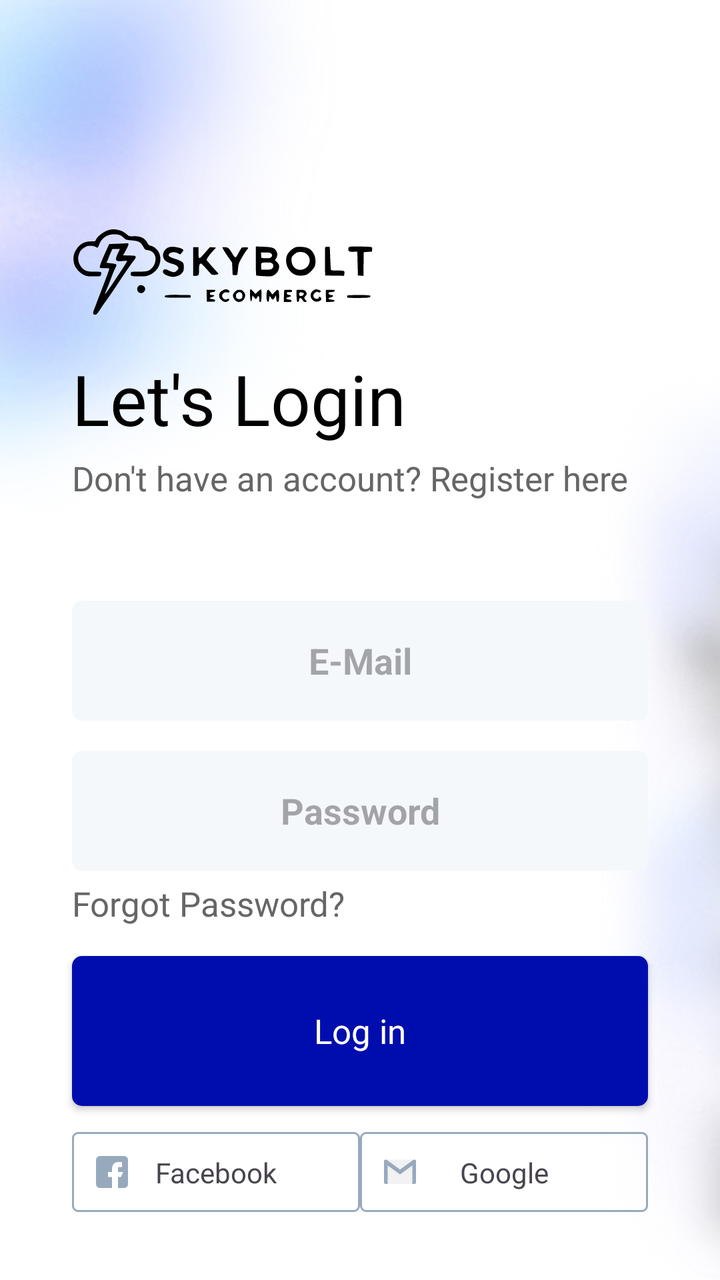
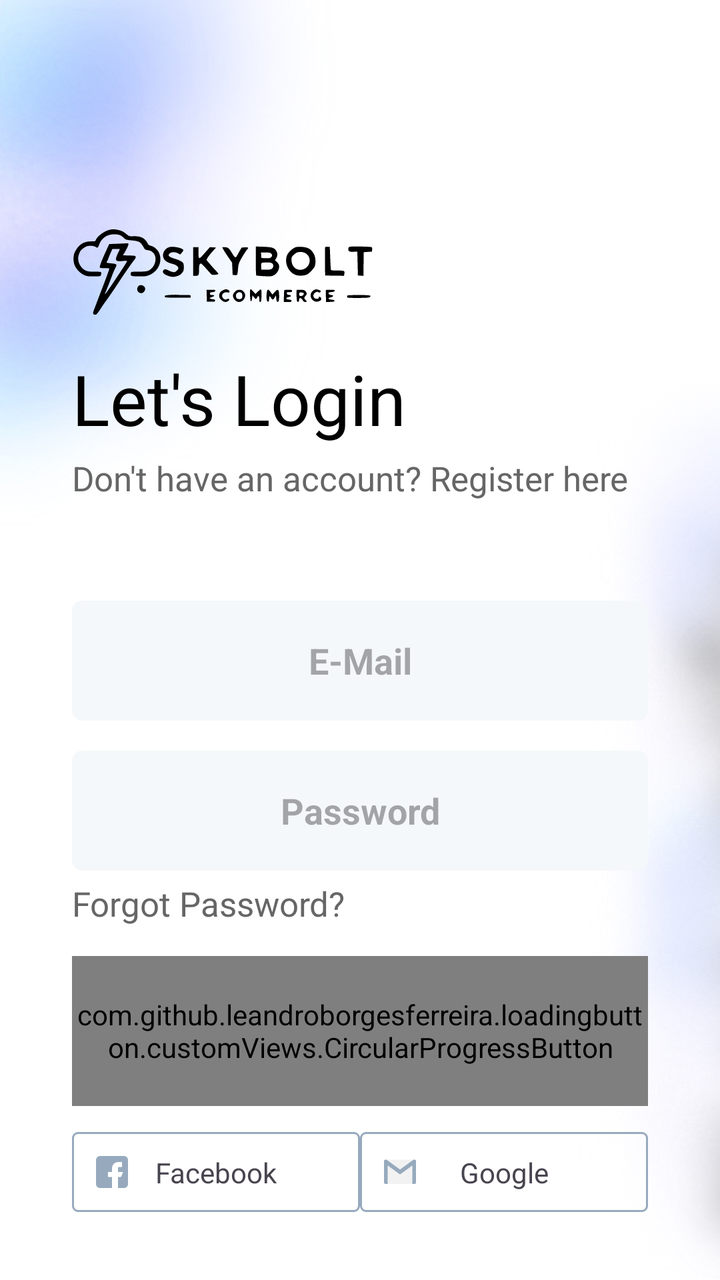

Screens rendered from an Android XML layout before and after an edit, with the pre-edit source and the edit as a unified diff.
<!-- AndroidManifest.xml: application theme Theme.SkyboltECommerceApp -->
<!-- res/layout/fragment_login.xml -->
<?xml version="1.0" encoding="utf-8"?>
<androidx.constraintlayout.widget.ConstraintLayout xmlns:android="http://schemas.android.com/apk/res/android"
    xmlns:app="http://schemas.android.com/apk/res-auto"
    android:layout_width="match_parent"
    android:layout_height="match_parent">

    <ImageView
        android:layout_width="match_parent"
        android:layout_height="match_parent"
        android:src="@drawable/blurry_background"
        android:scaleType="centerCrop"
        />

    <androidx.constraintlayout.widget.Guideline
        android:id="@+id/ElongatedLogoTopGuideline"
        android:layout_width="wrap_content"
        android:layout_height="wrap_content"
        android:orientation="horizontal"
        app:layout_constraintGuide_percent="0.15" />

    <androidx.constraintlayout.widget.Guideline
        android:id="@+id/LeftGuideline"
        android:layout_width="wrap_content"
        android:layout_height="wrap_content"
        android:orientation="vertical"
        app:layout_constraintGuide_percent="0.1" />

    <androidx.constraintlayout.widget.Guideline
        android:id="@+id/RightGuideline"
        android:layout_width="wrap_content"
        android:layout_height="wrap_content"
        android:orientation="vertical"
        app:layout_constraintGuide_percent="0.9" />

    <ImageView
        android:id="@+id/ElongatedLogo"
        android:layout_width="151dp"
        android:layout_height="80dp"
        android:src="@drawable/skybolt_ecommerce_elongated_logo"
        app:layout_constraintTop_toTopOf="@id/ElongatedLogoTopGuideline"
        app:layout_constraintStart_toStartOf="@id/LeftGuideline"
        />

    <TextView
        android:id="@+id/LetsLoginText"
        android:layout_width="wrap_content"
        android:layout_height="wrap_content"
        style="@style/h4"
        android:text="@string/LetsLogin"
        app:layout_constraintTop_toBottomOf="@id/ElongatedLogo"
        app:layout_constraintStart_toStartOf="@id/LeftGuideline"
        />

    <TextView
        android:id="@+id/RegisterHere"
        android:layout_width="wrap_content"
        android:layout_height="wrap_content"
        style="@style/h2"
        android:text="@string/RegisterHereText"
        app:layout_constraintTop_toBottomOf="@id/LetsLoginText"
        app:layout_constraintStart_toStartOf="@id/LeftGuideline"
        android:layout_marginTop="5dp"
        />

    <EditText
        android:id="@+id/EnterEmailHere"
        android:layout_width="0dp"
        android:layout_height="@dimen/editTextHeight"
        style="@style/editText"
        app:layout_constraintStart_toStartOf="@id/LeftGuideline"
        app:layout_constraintEnd_toEndOf="@id/RightGuideline"
        app:layout_constraintTop_toBottomOf="@id/RegisterHere"
        android:hint="E-Mail"
        android:inputType="textEmailAddress"
        android:layout_marginTop="50dp"
        />

    <EditText
        android:id="@+id/EnterPasswordHere"
        android:layout_width="0dp"
        android:layout_height="@dimen/editTextHeight"
        style="@style/editText"
        app:layout_constraintStart_toStartOf="@id/LeftGuideline"
        app:layout_constraintEnd_toEndOf="@id/RightGuideline"
        app:layout_constraintTop_toBottomOf="@id/EnterEmailHere"
        android:hint="Password"
        android:inputType="textPassword"
        android:layout_marginTop="15dp"
        />

    <TextView
        android:id="@+id/ForgotLoginPassword"
        android:layout_width="wrap_content"
        android:layout_height="wrap_content"
        style="@style/h2"
        android:text="@string/ForgotPassword"
        app:layout_constraintTop_toBottomOf="@id/EnterPasswordHere"
        app:layout_constraintStart_toStartOf="@id/LeftGuideline"
        android:layout_marginTop="5dp"
        />

    <androidx.appcompat.widget.AppCompatButton
        android:id="@+id/RegisterAccountNow"
        android:layout_width="0dp"
        android:layout_height="@dimen/smallButtonHeight"
        style="@style/blueButtonStyle"
        app:layout_constraintTop_toBottomOf="@id/ForgotLoginPassword"
        app:layout_constraintStart_toStartOf="@id/LeftGuideline"
        app:layout_constraintEnd_toEndOf="@id/RightGuideline"
        android:text="Log in"
        android:layout_marginTop="15dp"
        />

    <ImageView
        android:id="@+id/FacebookLogin"
        android:layout_width="wrap_content"
        android:layout_height="wrap_content"
        android:layout_marginTop="13dp"
        app:layout_constraintStart_toStartOf="@id/LeftGuideline"
        app:layout_constraintTop_toBottomOf="@id/RegisterAccountNow"
        android:src="@drawable/facebook_login"
        />

    <TextView
        android:layout_width="wrap_content"
        android:layout_height="wrap_content"
        android:text="Facebook"
        app:layout_constraintStart_toStartOf="@id/FacebookLogin"
        app:layout_constraintTop_toTopOf="@id/FacebookLogin"
        app:layout_constraintBottom_toBottomOf="@id/FacebookLogin"
        app:layout_constraintEnd_toEndOf="@id/FacebookLogin"
        />

    <ImageView
        android:id="@+id/GoogleLogin"
        android:layout_width="wrap_content"
        android:layout_height="wrap_content"
        android:layout_marginTop="13dp"
        app:layout_constraintEnd_toEndOf="@id/RightGuideline"
        app:layout_constraintTop_toBottomOf="@id/RegisterAccountNow"
        android:src="@drawable/google_login"
        />

    <TextView
        android:layout_width="wrap_content"
        android:layout_height="wrap_content"
        android:text="Google"
        app:layout_constraintStart_toStartOf="@id/GoogleLogin"
        app:layout_constraintTop_toTopOf="@id/GoogleLogin"
        app:layout_constraintBottom_toBottomOf="@id/GoogleLogin"
        app:layout_constraintEnd_toEndOf="@id/GoogleLogin"
        />
</androidx.constraintlayout.widget.ConstraintLayout>
<!-- resources referenced by this layout -->
<resources>
  <dimen name="editTextHeight">60dp</dimen>
  <dimen name="smallButtonHeight">75dp</dimen>
  <!-- drawable facebook_login (drawable) -->
  <vector xmlns:android="http://schemas.android.com/apk/res/android"
      android:width="144dp"
      android:height="40dp"
      android:viewportWidth="144"
      android:viewportHeight="40">
    <path
        android:pathData="M3,0.5L141,0.5A2.5,2.5 0,0 1,143.5 3L143.5,37A2.5,2.5 0,0 1,141 39.5L3,39.5A2.5,2.5 0,0 1,0.5 37L0.5,3A2.5,2.5 0,0 1,3 0.5z"
        android:strokeWidth="1"
        android:fillColor="#00000000"
        android:strokeColor="#97aabd"/>
    <path
        android:pathData="M14,28.024L20.012,28.024L20.012,22.516h-2v-2.5h2v-2a3,3 0,0 1,3 -3h2v2.5h-1c-0.553,0 -1,-0.052 -1,0.5v2h2.5l-1,2.5h-1.5v5.508h3a2.005,2.005 0,0 0,2 -2L28.012,14a2,2 0,0 0,-2 -2L14,12A2,2 0,0 0,12 14L12,26.021A2,2 0,0 0,14 28.024Z"
        android:fillColor="#97aabd"/>
  </vector>
  <string name="ForgotPassword">Forgot Password?</string>
  <string name="LetsLogin">Let\'s Login</string>
  <string name="RegisterHereText">Don\'t have an account? Register here</string>
  <style name="blueButtonStyle">
          <item name="android:background">@drawable/blue_background</item>
          <item name="android:fontFamily">sans-serif</item>
          <item name="android:textColor">@color/white</item>
          <item name="android:textSize">@dimen/h2TextSize</item>
          <item name="android:textAllCaps">false</item>
      </style>
  <style name="editText">
          <item name="android:background">@drawable/white_background</item>
          <item name="android:gravity">center</item>
          <item name="singleLine">true</item>
          <item name="android:textStyle">bold</item>
          <item name="android:fontFamily">sans-serif</item>
      </style>
  <style name="h2">
          <item name="android:fontFamily">sans-serif</item>
          <item name="android:textColor">@color/g_gray700</item>
          <item name="android:textSize">@dimen/h2TextSize</item>
      </style>
  <style name="h4">
          <item name="android:fontFamily">sans-serif</item>
          <item name="android:textColor">@color/black</item>
          <item name="android:textSize">@dimen/h4TextSize</item>
      </style>
  <style name="Theme.SkyboltECommerceApp" parent="Base.Theme.SkyboltECommerceApp" />
  <!-- drawable blue_background (drawable) -->
  <shape android:shape="rectangle" xmlns:android="http://schemas.android.com/apk/res/android">
      <solid android:color="@color/g_blue"/>
      <corners android:radius="@dimen/buttonCorners"/>
  </shape>
  <color name="white">#FFFFFFFF</color>
  <dimen name="h2TextSize">17sp</dimen>
  <!-- drawable white_background (drawable) -->
  <?xml version="1.0" encoding="utf-8"?>
  <shape android:shape="rectangle" xmlns:android="http://schemas.android.com/apk/res/android">
      <solid android:color="#F5F8FA"/>
      <corners android:radius="@dimen/buttonCorners"/>
  </shape>
  <color name="g_gray700">#666666</color>
  <color name="black">#FF000000</color>
  <dimen name="h4TextSize">35sp</dimen>
  <style name="Base.Theme.SkyboltECommerceApp" parent="Theme.Material3.DayNight.NoActionBar">
          
          
      </style>
  <color name="g_blue">#000DAE</color>
  <dimen name="buttonCorners">5dp</dimen>
  <!-- unchanged entries left out for length: 3 -->
</resources>

<!-- the commit's change to res/layout/fragment_login.xml (unified diff, before → after) -->
@@ -99,16 +99,19 @@
         android:layout_marginTop="5dp"
         />
 
-    <androidx.appcompat.widget.AppCompatButton
-        android:id="@+id/RegisterAccountNow"
+    <com.github.leandroborgesferreira.loadingbutton.customViews.CircularProgressButton
+        android:id="@+id/LoginButton"
         android:layout_width="0dp"
         android:layout_height="@dimen/smallButtonHeight"
         style="@style/blueButtonStyle"
         app:layout_constraintTop_toBottomOf="@id/ForgotLoginPassword"
         app:layout_constraintStart_toStartOf="@id/LeftGuideline"
         app:layout_constraintEnd_toEndOf="@id/RightGuideline"
-        android:text="Log in"
+        android:text="Login"
+        android:textStyle="bold"
+        android:textAllCaps="true"
         android:layout_marginTop="15dp"
+        app:spinning_bar_color="@color/white"
         />
 
     <ImageView
@@ -117,7 +120,7 @@
         android:layout_height="wrap_content"
         android:layout_marginTop="13dp"
         app:layout_constraintStart_toStartOf="@id/LeftGuideline"
-        app:layout_constraintTop_toBottomOf="@id/RegisterAccountNow"
+        app:layout_constraintTop_toBottomOf="@id/LoginButton"
         android:src="@drawable/facebook_login"
         />
 
@@ -137,7 +140,7 @@
         android:layout_height="wrap_content"
         android:layout_marginTop="13dp"
         app:layout_constraintEnd_toEndOf="@id/RightGuideline"
-        app:layout_constraintTop_toBottomOf="@id/RegisterAccountNow"
+        app:layout_constraintTop_toBottomOf="@id/LoginButton"
         android:src="@drawable/google_login"
         />
 
